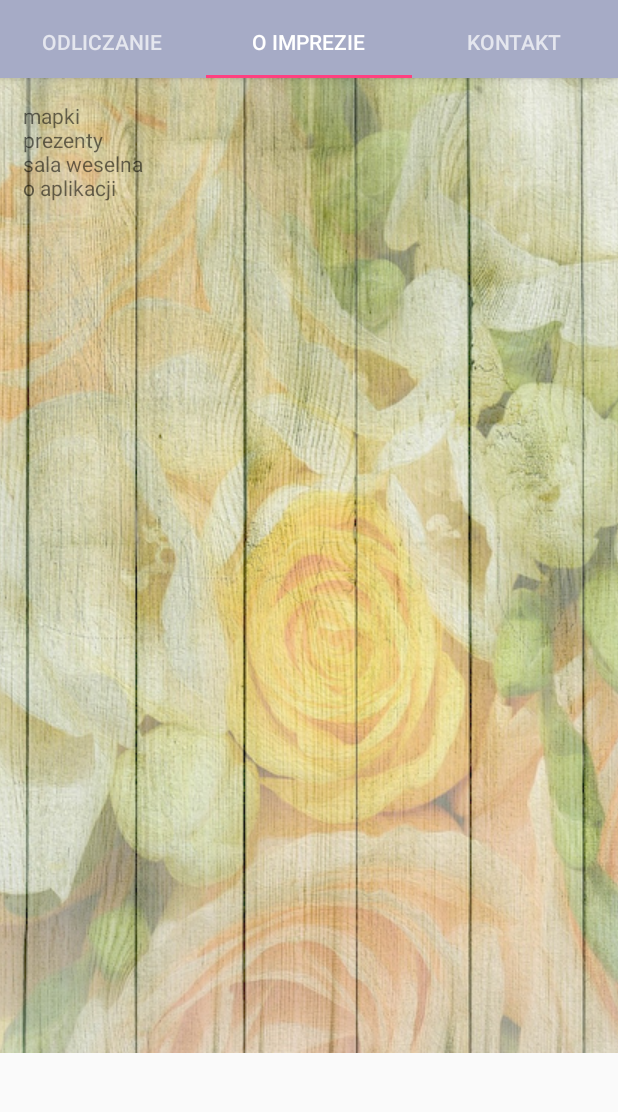
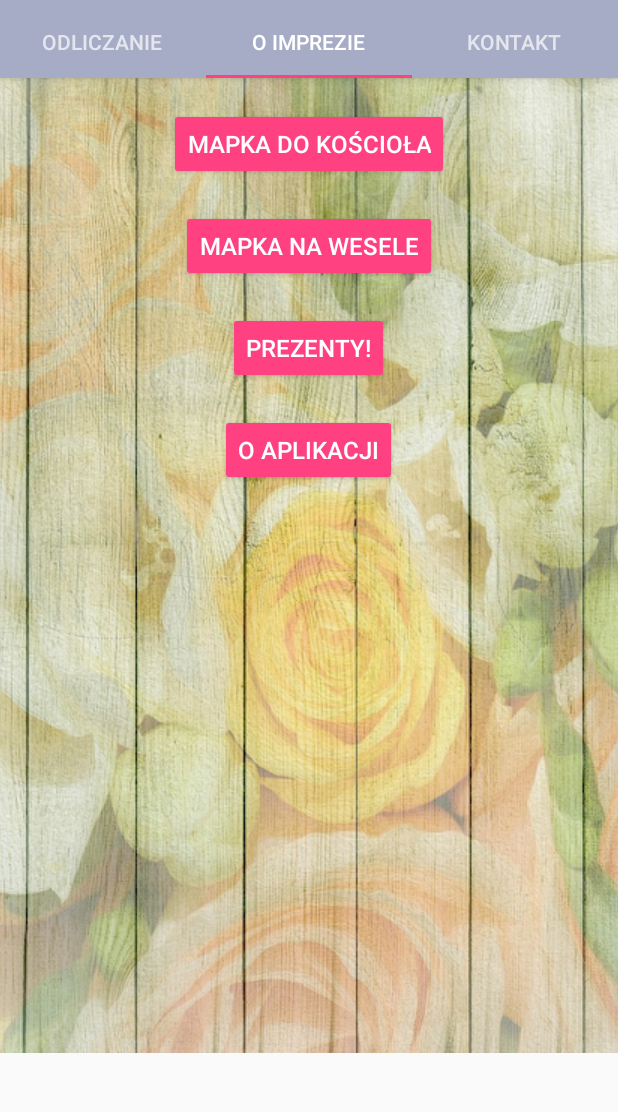
Before and after one commit to rafaluk/TheWesele, an Android app: the screen it shows after launch (MainActivity), tab 2 chosen, on a phone screen of 412 x 824 dp, the part 90-1202 px from its top. Run offline under Robolectric (Android 15) with nearby library versions, the phone set to English and light mode, and no system bars.

Commit message:
Dodanie popupa do prezentów.

```diff
--- a/app/src/main/java/com/example/rafalklat/thewesele/DetailsFragment.java
+++ b/app/src/main/java/com/example/rafalklat/thewesele/DetailsFragment.java
@@ -4,6 +4,7 @@ package com.example.rafalklat.thewesele;
 import android.content.Intent;
 import android.net.Uri;
 import android.os.Bundle;
+import android.support.v4.app.DialogFragment;
 import android.support.v4.app.Fragment;
 import android.view.LayoutInflater;
 import android.view.View;
@@ -14,6 +15,7 @@ public class DetailsFragment extends Fragment {
 
     Button churchMap;
     Button partyMap;
+    Button gifts;
 
     //wspolrzedne kosciola Michala Archaniola
     String churchCoordinates = "Kościół Parafii św. Michała Archanioła w Płońsku";
@@ -31,6 +33,7 @@ public class DetailsFragment extends Fragment {
 
         churchMap = (Button) rootView.findViewById(R.id.churchMap);
         partyMap = (Button) rootView.findViewById(R.id.partyMap);
+        gifts = (Button) rootView.findViewById(R.id.gifts);
 
         churchMap.setOnClickListener(new View.OnClickListener() {
             @Override
@@ -48,6 +51,16 @@ public class DetailsFragment extends Fragment {
                 startActivity(mapIntent);
             }
         });
+
+        gifts.setOnClickListener(new View.OnClickListener() {
+            @Override
+            public void onClick(View v) {
+                DialogFragment giftsDialog = new GiftsDialogFragment();
+                giftsDialog.show(getFragmentManager(), "missiles");
+
+            }
+        });
+
         return rootView;
 
     }
--- /dev/null
+++ b/app/src/main/java/com/example/rafalklat/thewesele/GiftsDialogFragment.java
@@ -0,0 +1,30 @@
+package com.example.rafalklat.thewesele;
+
+
+import android.app.Dialog;
+import android.content.DialogInterface;
+import android.os.Bundle;
+import android.support.v4.app.DialogFragment;
+import android.support.v4.app.Fragment;
+import android.support.v7.app.AlertDialog;
+import android.view.LayoutInflater;
+import android.view.View;
+import android.view.ViewGroup;
+
+public class GiftsDialogFragment extends DialogFragment {
+    @Override
+    public Dialog onCreateDialog(Bundle savedInstanceState) {
+        // Use the Builder class for convenient dialog construction
+        AlertDialog.Builder builder = new AlertDialog.Builder(getActivity());
+        builder.setMessage("Kochani Goście,\nuprzejmie Was prosimy o niekupowanie nam kwiatków. Dwa dni po ślubie wylatujemy na podróż " +
+                "poślubną, więc i tak się nimi nie nacieszymy. Zamiast tego będziemy wdzięczni za butelkę dobrego wina, tak aby " +
+                "rozweselić te najbliższe 80 lat, które ze sobą spędzimy. :)")
+                .setNeutralButton("ZAMKNIJ", new DialogInterface.OnClickListener() {
+                    public void onClick(DialogInterface dialog, int id) {
+
+                    }
+                });
+
+        return builder.create();
+    }
+}
--- a/app/src/main/java/com/example/rafalklat/thewesele/MainFragment.java
+++ b/app/src/main/java/com/example/rafalklat/thewesele/MainFragment.java
@@ -18,7 +18,8 @@ import java.util.Calendar;
  */
 
 public class MainFragment extends Fragment {
-//TODO zamiana tekstow na stringi i angielskie
+//TODO zamiana tekstow na stringi
+//TODO angielski
     Button details_button;
     Button contact_button;
     TextView months;
@@ -34,7 +35,7 @@ public class MainFragment extends Fragment {
         View rootView = inflater.inflate(R.layout.fragment_main, container, false);
 
         Calendar weddingTime = Calendar.getInstance();
-        weddingTime.set(2017, 7, 12, 18, 0, 0); //miesiac -1, godzina +1
+        weddingTime.set(2017, 7, 12, 17, 0, 0); //miesiac -1, godzina +1
 
         months = (TextView) rootView.findViewById(R.id.months);
         days = (TextView) rootView.findViewById(R.id.days);
--- a/app/src/main/res/layout/fragment_details.xml
+++ b/app/src/main/res/layout/fragment_details.xml
@@ -6,7 +6,7 @@
     android:layout_height="match_parent">
 
     <RelativeLayout
-        android:layout_width="match_parent"
+        android:layout_width="wrap_content"
         android:layout_height="wrap_content">
 
         <ImageView
@@ -20,11 +20,50 @@
             android:layout_height="match_parent"
             android:orientation="vertical">
 
-            <TextView
+            <Button
                 android:layout_width="wrap_content"
                 android:layout_height="wrap_content"
-                android:layout_margin="15dp"
-                android:text="mapki\nprezenty\nsala weselna\no aplikacji" />
+                android:text="Mapka do kościoła"
+                android:layout_marginBottom="10dp"
+                android:layout_marginTop="20dp"
+                android:layout_gravity="center"
+                style="@style/DetailsButton"
+                android:id="@+id/churchMap"
+
+                />
+
+            <Button
+                android:layout_width="wrap_content"
+                android:layout_height="wrap_content"
+                android:text="Mapka na wesele"
+                android:layout_margin="10dp"
+                android:layout_gravity="center"
+                style="@style/DetailsButton"
+                android:id="@+id/partyMap"
+                />
+
+
+            <Button
+                android:layout_width="wrap_content"
+                android:layout_height="wrap_content"
+                android:text="prezenty!"
+                android:layout_margin="10dp"
+                android:layout_gravity="center"
+                style="@style/DetailsButton"
+                android:id="@+id/gifts"
+                />
+
+            <Button
+                android:layout_width="wrap_content"
+                android:layout_height="wrap_content"
+                android:text="o aplikacji"
+                android:layout_margin="10dp"
+                android:layout_gravity="center"
+                style="@style/DetailsButton"
+                android:id="@+id/about"
+                />
+
+
         </LinearLayout>
     </RelativeLayout>
 </android.support.constraint.ConstraintLayout>
--- a/app/src/main/res/values/styles.xml
+++ b/app/src/main/res/values/styles.xml
@@ -56,4 +56,7 @@
 
     <style name="AppTheme.PopupOverlay" parent="ThemeOverlay.AppCompat.Light" />
 
+    <style name="DetailsButton" parent="Widget.AppCompat.Button.Colored">
+        <item name="android:textSize">16dp</item>
+    </style>
 </resources>
```
